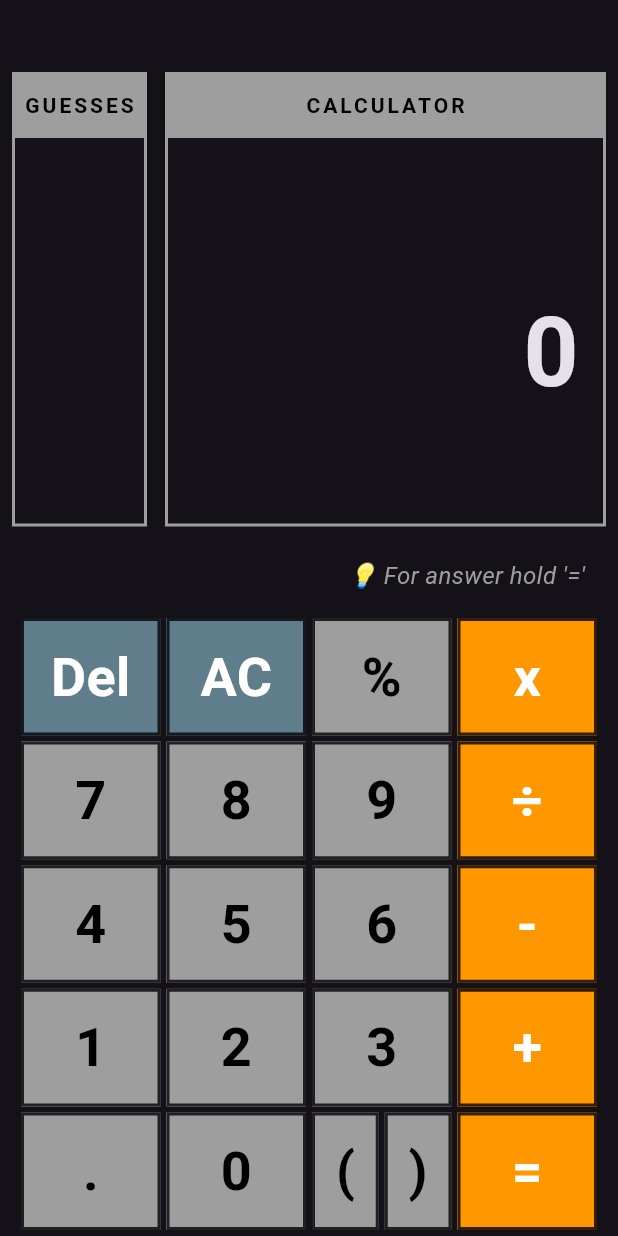
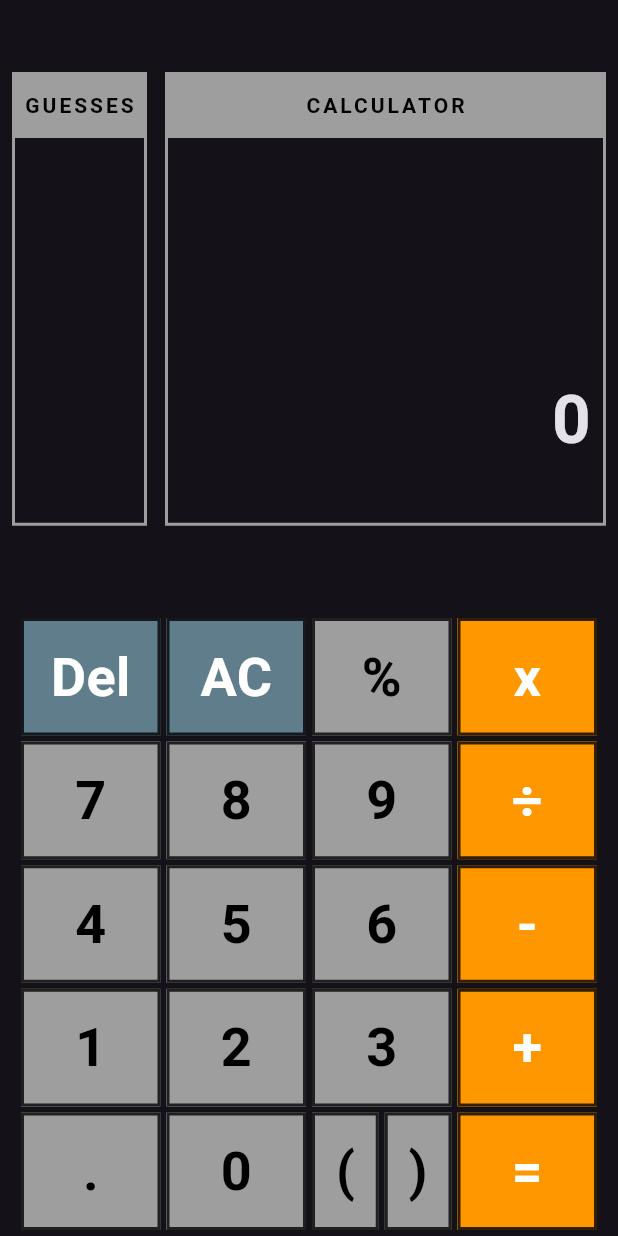
Before and after one commit to amaruelod137/Cogulator, a Flutter app: the screen it shows after launch, on a phone screen of 412 x 824 dp. Run offline on Flutter 3.47's test engine with Material 3 defaults, Android fonts, the phone set to English and light mode, and no system bars; our stand-ins replace math_expressions.

Commit message:
fixed reveal answer bug, container sizing, guess list order, and made hint conditional

```diff
--- a/lib/calculator_screen.dart
+++ b/lib/calculator_screen.dart
@@ -63,7 +63,7 @@ class _CalculatorScreenState extends State<CalculatorScreen> {
                             horizontal: 6,
                           ),
                           child: Text(
-                            incorrectGuesses[index],
+                            incorrectGuesses[incorrectGuesses.length - index - 1],
                             textAlign: TextAlign.center,
                             style: const TextStyle(
                               fontSize: 20,
@@ -84,7 +84,7 @@ class _CalculatorScreenState extends State<CalculatorScreen> {
                         reverse: true,
                         child: Container(
                           alignment: Alignment.bottomRight,
-                          padding: const EdgeInsets.fromLTRB(16, 40, 16, 16),
+                          padding: const EdgeInsets.fromLTRB(8, 40, 8, 8),
                           child: Column(
                             crossAxisAlignment: CrossAxisAlignment.end,
                             mainAxisAlignment: MainAxisAlignment.end,
@@ -92,14 +92,15 @@ class _CalculatorScreenState extends State<CalculatorScreen> {
 
 
 
-                              const SizedBox(height: 8),
+                              const SizedBox(height: 4),
+
                               // Main / Result Display
                               Text(
                                 expression.isEmpty
                                   ? "0"
                                   : expression,
                                 style: const TextStyle(
-                                  fontSize: 64,
+                                  fontSize: 45,
                                   fontWeight: FontWeight.bold,
                                 ),
                                 textAlign: TextAlign.end,
@@ -110,7 +111,7 @@ class _CalculatorScreenState extends State<CalculatorScreen> {
                               Text(
                                 formula,
                                 style: const TextStyle(
-                                  fontSize: 36,
+                                  fontSize: 20,
                                   color: Colors.grey,
                                 ),
                                 textAlign: TextAlign.end,
@@ -127,9 +128,12 @@ class _CalculatorScreenState extends State<CalculatorScreen> {
                 ),
 
 
+            if (isGuessing)
+
                 Container(
                   alignment: Alignment.topRight,
                   padding: EdgeInsets.symmetric(vertical: 15, horizontal:20),
+
                   child: Text(
                     "💡 For answer hold '='",
                     style: TextStyle(
@@ -139,6 +143,9 @@ class _CalculatorScreenState extends State<CalculatorScreen> {
                     ),
                   ),
                 ),
+            if (isGuessing == false)
+              const SizedBox(height: 53.5),
+
             // buttons
             Wrap(
               children: Btn.buttonValues
@@ -394,29 +401,31 @@ class _CalculatorScreenState extends State<CalculatorScreen> {
   // long hold to reveal answer
 
   void revealAnswer(){
-    if (expression.isEmpty) return;
 
-    try {
+    /*try {
       final result = evaluateExpression(expression);
 
       setState(() {
         formula = expression;
-        expression = "$result";
+        expression = "$result";*/
+    setState((){
+      expression = correctAnswer;
       promptMessage = "Answer revealed";
       isGuessing = false;
       canRefresh = true;
     });
-    } catch (e) {
+
+    /*} catch (e) {
       setState(() {
         promptMessage = "Invalid expression";
-      });
+      });*/
     }
-  }
+
 
 
   // start hold function
   void startRevealHold() {
-    if (isGuessing) return;
+    // if (isGuessing) return;
 
 
     isHoldingEquals = true;
@@ -508,6 +517,7 @@ class _CalculatorScreenState extends State<CalculatorScreen> {
       promptMessage = "";
       isGuessing = false;
       correctAnswer = "";
+      incorrectGuesses = [];
     });
   }
 
```
Lines whose indentation alone changed are shown as unchanged.
